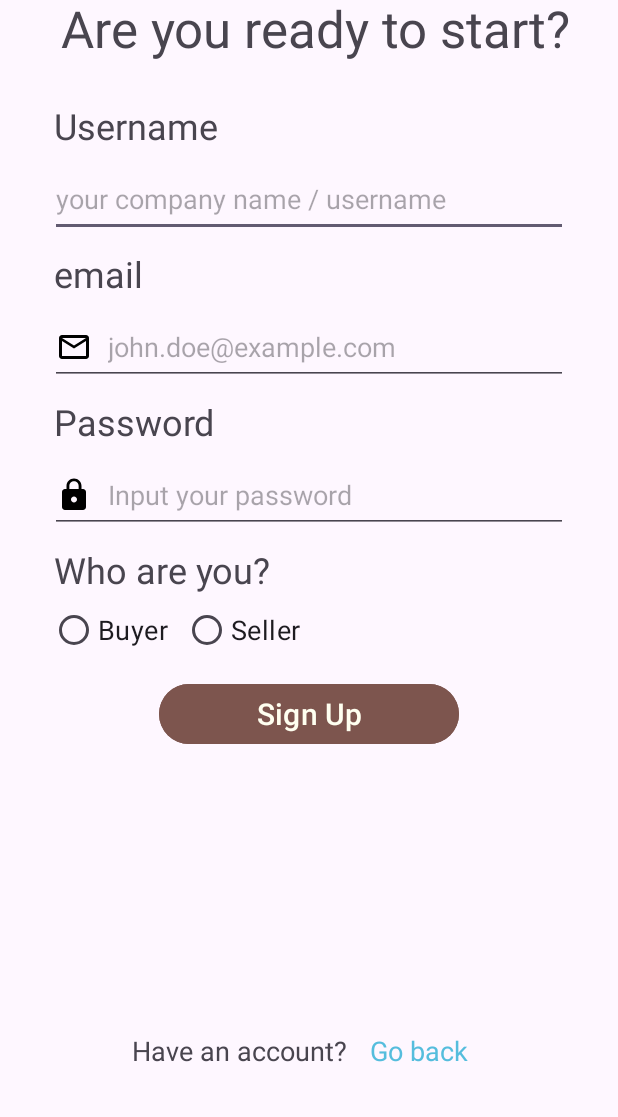
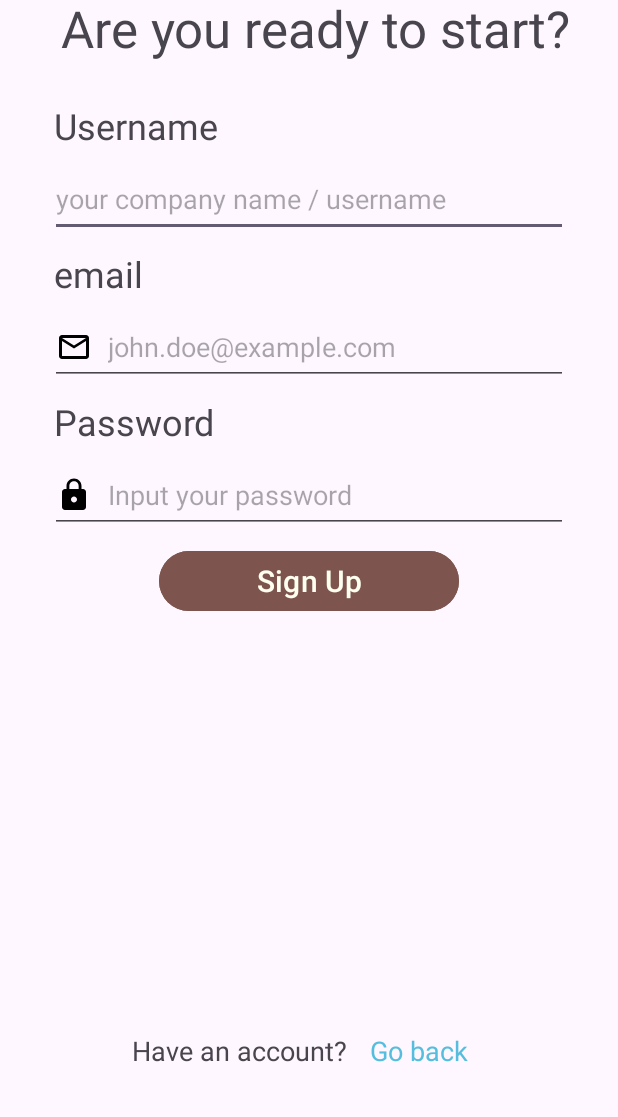
Before and after one commit to Scr34m1nG/XportNusa, an Android app: the SignUpActivity screen opened directly, with no data from a screen before it, on a phone screen of 412 x 824 dp, the part 119-1236 px from its top. Run offline under Robolectric (Android 15) with nearby library versions, the light colour scheme and no system bars; our stand-ins replace Firebase (no records; nobody signed in at launch, a user with empty details on screens opened directly).

Commit message:
register features 1.0 just using username, email, and password

```diff
--- a/app/src/main/res/layout/activity_sign_up.xml
+++ b/app/src/main/res/layout/activity_sign_up.xml
@@ -81,42 +81,6 @@
         app:layout_constraintStart_toStartOf="parent"
         app:layout_constraintTop_toBottomOf="@+id/password_text_view" />
 
-    <TextView
-        android:id="@+id/who_are_you"
-        android:layout_width="wrap_content"
-        android:layout_height="wrap_content"
-        android:layout_marginStart="36dp"
-        android:layout_marginTop="8dp"
-        android:text="Who are you?"
-        android:textSize="24sp"
-        app:layout_constraintStart_toStartOf="parent"
-        app:layout_constraintTop_toBottomOf="@+id/editTextPassword" />
-
-    <RadioGroup
-        android:id="@+id/radioGroup"
-        android:layout_width="345dp"
-        android:layout_height="wrap_content"
-        android:orientation="horizontal"
-        app:layout_constraintEnd_toEndOf="parent"
-        app:layout_constraintStart_toStartOf="parent"
-        app:layout_constraintTop_toBottomOf="@+id/who_are_you">
-
-        <RadioButton
-            android:id="@+id/buyer"
-            android:layout_width="wrap_content"
-            android:layout_height="wrap_content"
-            android:text="Buyer"
-            android:textSize="18sp" />
-
-        <RadioButton
-            android:id="@+id/seller"
-            android:layout_width="wrap_content"
-            android:layout_height="match_parent"
-            android:text="Seller"
-            android:textSize="18sp"
-            android:layout_marginStart="10dp"/>
-    </RadioGroup>
-
     <Button
         android:id="@+id/signUpButton"
         android:layout_width="200dp"
@@ -128,7 +92,7 @@
         android:layout_marginTop="8dp"
         app:layout_constraintEnd_toEndOf="parent"
         app:layout_constraintStart_toStartOf="parent"
-        app:layout_constraintTop_toBottomOf="@+id/radioGroup" />
+        app:layout_constraintTop_toBottomOf="@+id/editTextPassword" />
 
     <TextView
         android:id="@+id/textView4"
@@ -142,7 +106,7 @@
         app:layout_constraintStart_toStartOf="parent" />
 
     <TextView
-        android:id="@+id/goto_register"
+        android:id="@+id/goto_login"
         android:layout_width="wrap_content"
         android:layout_height="wrap_content"
         android:layout_marginEnd="100dp"
```
Also changed, not shown: app/src/main/java/com/adyatma/xportnusa/ui/signup/SignUpActivity.kt (+71 -1 lines).
